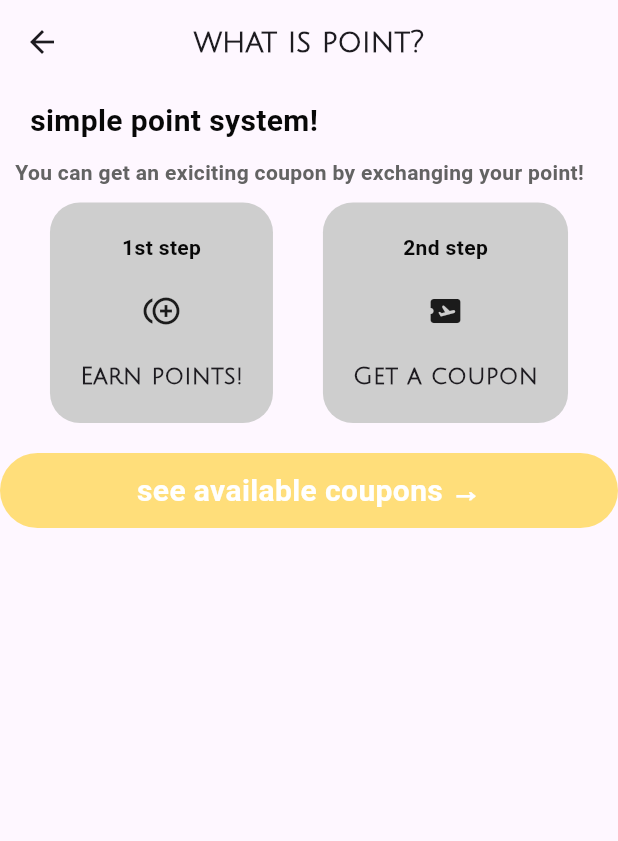
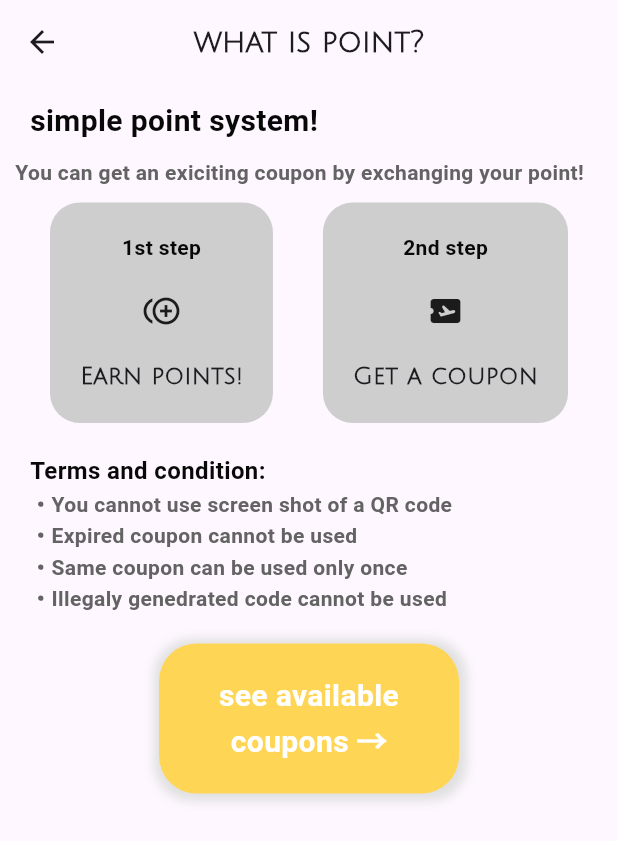
Before and after one commit to KOTAROKASEKO/rbl_customer, a Flutter app: the PointGuide screen opened directly, on a phone screen of 412 x 824 dp. Shown: the top 841 px of the screen. Run offline on Flutter 3.47's test engine with Material 3 defaults, Android fonts, the phone set to English and light mode, and no system bars; our stand-ins replace carousel_slider, cloud_firestore, firebase_auth, firebase_core, firebase_messaging, google_sign_in and 5 more; accounts and stored records are empty; project files that could hold a hidden picture were left out.

Commit message:
added some change in t and a

```diff
--- a/lib/home/PointGuide.dart
+++ b/lib/home/PointGuide.dart
@@ -93,18 +93,42 @@ class PointGuide extends StatelessWidget{
               )
             ],
           ),
+          Padding(padding: EdgeInsets.only(top:20, left: 20),
+          child: Text('Terms and condition:', style: TextStyle(
+            fontWeight: FontWeight.bold,
+            color: Colorsetting.title,
+            fontSize: 16,
+            ),),
+          ),
+          Padding(padding: EdgeInsets.only(left: 20),
+            child: Text('・You cannot use screen shot of a QR code\n・Expired coupon cannot be used\n・Same coupon can be used only once\n・Illegaly genedrated code cannot be used',
+             style: TextStyle(fontWeight: FontWeight.bold,
+              color: Colorsetting.font,
+              ),
+            ),
+            ),
           SizedBox(height: 20,),
           GestureDetector(
             onTap: (){
               Navigator.pop(context);
               instance.changeIndex(2);
             },
-            child: Container(
+            child: Row(
+              mainAxisAlignment: MainAxisAlignment.center,
+              children:[
+              SizedBox(width: 10,),
+              Container(
                 width: 200,
-            height: 50,
+                height: 100,
                 decoration: BoxDecoration(
-              color: const Color.fromARGB(255, 255, 222, 122),
-              borderRadius: BorderRadius.circular(25)
+                  color: const Color.fromARGB(255, 255, 213, 86),
+                  borderRadius: BorderRadius.circular(25),
+                  boxShadow: [BoxShadow(
+                    color: const Color.fromARGB(255, 224, 224, 224),
+                    spreadRadius: 4,
+                    blurRadius: 5,
+                    offset: Offset(1,1)
+                  )]
                 ),
                 child: const Center(
                   child: Text(
@@ -114,9 +138,13 @@ class PointGuide extends StatelessWidget{
                       fontWeight: FontWeight.bold,
                       color: Colors.white
                     ),
+                    textAlign: TextAlign.center,
                   ),
                 ),
-          ),)
+              ),
+              SizedBox(width: 10,),
+            ]),
+          )
         ],
       ),
     );
```
Lines whose indentation alone changed are shown as unchanged.
